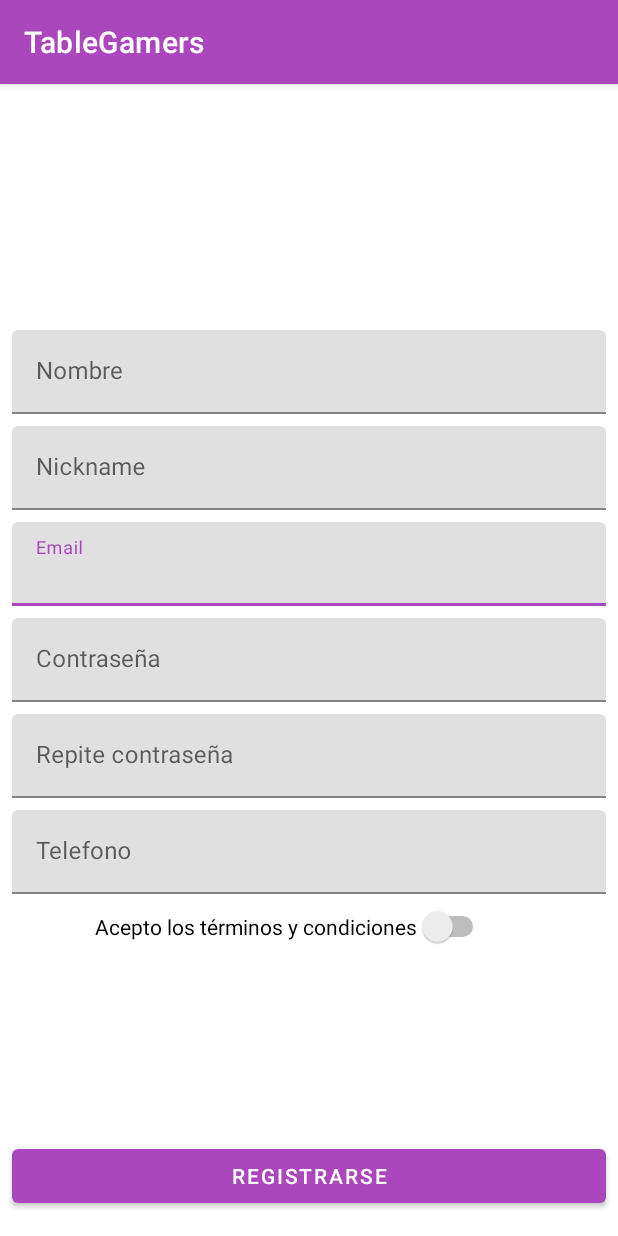
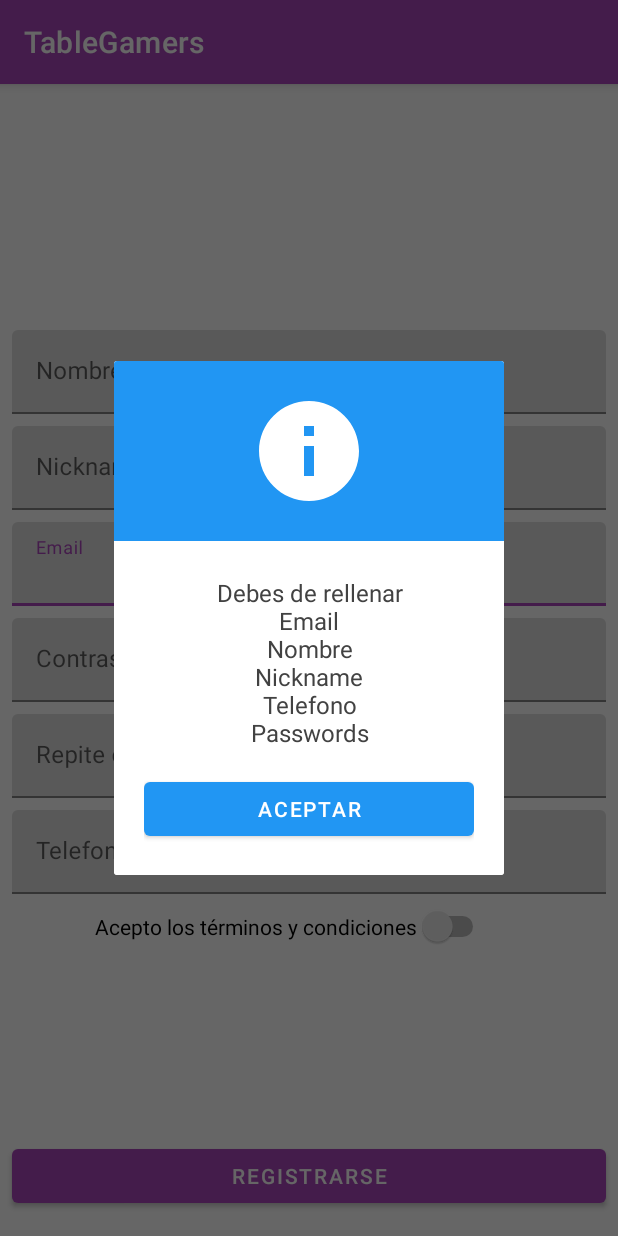
Before and after one commit to alvaroproyectoagenda/TableGamersV2, an Android app: the RegisterActivity screen opened directly, with no data from a screen before it, after a tap on "REGISTRARSE", on a phone screen of 412 x 824 dp. Run offline under Robolectric (Android 15) with nearby library versions, the phone set to English and light mode, and no system bars; our stand-ins replace Firebase (no records; nobody signed in at launch, a user with empty details on screens opened directly), data binding.

Commit message:
#Commit 1.2 #Register & Login
Dialog message, register validation.

```diff
--- a/app/build.gradle
+++ b/app/build.gradle
@@ -45,6 +45,7 @@ dependencies {
     implementation "android.arch.lifecycle:extensions:1.1.1"
     implementation "androidx.fragment:fragment-ktx:1.2.5"
     implementation "androidx.lifecycle:lifecycle-extensions:2.2.0"
+    implementation "androidx.lifecycle:lifecycle-livedata-core:2.2.0"
     implementation "androidx.lifecycle:lifecycle-livedata-ktx:2.2.0"
     implementation "androidx.lifecycle:lifecycle-viewmodel-ktx:2.2.0"
     implementation "androidx.navigation:navigation-fragment-ktx:2.3.2"
@@ -54,7 +55,6 @@ dependencies {
     implementation 'com.google.firebase:firebase-analytics-ktx'
     implementation "com.google.firebase:firebase-firestore:22.0.1"
     implementation "com.google.firebase:firebase-auth:20.0.1"
-
     //Test
     testImplementation 'junit:junit:4.12'
     androidTestImplementation 'androidx.test.ext:junit:1.1.2'
--- a/app/src/main/java/es/amunoz/tablegamers/RegisterActivity.kt
+++ b/app/src/main/java/es/amunoz/tablegamers/RegisterActivity.kt
@@ -4,11 +4,11 @@ import androidx.appcompat.app.AppCompatActivity
 import android.os.Bundle
 import android.widget.Toast
 import androidx.databinding.DataBindingUtil
+import androidx.lifecycle.Observer
 import androidx.lifecycle.ViewModelProvider
 import es.amunoz.tablegamers.databinding.ActivityRegisterBinding
 import es.amunoz.tablegamers.models.User
-import es.amunoz.tablegamers.utils.MethodUtil
-import es.amunoz.tablegamers.utils.StructViewData
+import es.amunoz.tablegamers.utils.*
 import es.amunoz.tablegamers.viewmodels.UserViewModel
 
 class RegisterActivity : AppCompatActivity(), StructViewData {
@@ -36,10 +36,61 @@ class RegisterActivity : AppCompatActivity(), StructViewData {
     override fun initBinding() {
         binding =
             DataBindingUtil.setContentView(this, R.layout.activity_register)
+        binding.btnAdd.setOnClickListener {
+            clickActionRegister()
+        }
+        binding.terms = false
+    }
+
+    /**
+     * Metodo que inserta el objeto en Firestore y Auth
+     */
+    private fun clickActionRegister(){
+        var id = MethodUtil.generateID()
+        val name = binding.tietName.text.toString()
+        val email = binding.tietEmail.text.toString()
+        val nickname = binding.tietNickname.text.toString()
+        val phone = binding.tietPhone.text.toString()
+        val pass = binding.tietPassword.text.toString()
+        val passRepeat = binding.tietRepeatPassword.text.toString()
 
 
-        binding.btnAdd.setOnClickListener {
-            var user = User().apply {
+        val validateField: MutableList<String> = mutableListOf()
+        var validate = true
+        if (!ValidatorUtil.isEmail(email)   ){
+            validateField.add("Email")
+            validate = false
+        }
+        if (ValidatorUtil.isEmpty(name)   ){
+            validateField.add("Nombre")
+            validate = false
+        }
+        if (ValidatorUtil.isEmpty(nickname)   ){
+            validateField.add("Nickname")
+            validate = false
+        }
+        if (!ValidatorUtil.isPhone(phone)   ){
+            validateField.add("Telefono")
+            validate = false
+        }
+        if (!ValidatorUtil.areEqualPassword(pass, passRepeat)   ){
+            validateField.add("Passwords")
+            validate = false
+        }
+
+
+
+        if(!validate){
+            val info = validateField.joinToString("\n")
+            val dialog = MessageDialog(this,TypeMessage.INFO, "Debes de rellenar\n"+info)
+            dialog.setOnClickListenerOKButton(object : OnClickListenerMessageDialog {
+                override fun onClickOKButton() {
+                    validateField.removeAll(validateField)
+                    validate = true
+                }
+            })
+        } else {
+            /* var user = User().apply {
              id = MethodUtil.generateID()
              name = binding.tietName.text.toString()
              email = binding.tietEmail.text.toString()
@@ -47,14 +98,30 @@ class RegisterActivity : AppCompatActivity(), StructViewData {
              phone = binding.tietPhone.text.toString()
 
          }
+         viewModel.add(user)
+         viewModel.isAddUser.observe(this, Observer { isAddUser ->
+             if (isAddUser) {
+                 var dialog = MessageDialog(this,TypeMessage.SUCCESS, "¡Registrado con éxito!")
+                 dialog.setOnClickListenerOKButton(object : OnClickListenerMessageDialog {
+                     override fun onClickOKButton() {
 
-            if (viewModel.add(user)) {
-                Toast.makeText(applicationContext, "Insertado", Toast.LENGTH_SHORT).show()
+                     }
+                 })
+
              } else {
-                Toast.makeText(applicationContext, "No se pudo insertar", Toast.LENGTH_SHORT)
-                    .show()
+                 var dialog = MessageDialog(this,TypeMessage.ERROR, "¡Ups! Ocurrio un error al registrar")
+                 dialog.setOnClickListenerOKButton(object : OnClickListenerMessageDialog {
+                     override fun onClickOKButton() {
+
                      }
+                 })
+             }
+
+
+         })*/
+
+        }
+
 
     }
 }
-}
--- a/app/src/main/java/es/amunoz/tablegamers/utils/Constants.kt
+++ b/app/src/main/java/es/amunoz/tablegamers/utils/Constants.kt
@@ -4,5 +4,6 @@ class Constants {
 
     companion object{
         const val SPLASH_SCREEN_TIME: Long = 3000
+        const val TAG_ERROR: String   = "ERROR"
     }
 }
--- /dev/null
+++ b/app/src/main/java/es/amunoz/tablegamers/utils/MessageDialog.kt
@@ -0,0 +1,112 @@
+package es.amunoz.tablegamers.utils
+
+import android.app.Dialog
+import android.content.Context
+import android.os.Bundle
+import android.util.Log
+import android.view.View
+import android.view.Window
+import android.view.WindowManager
+import android.widget.Button
+import android.widget.ImageView
+import android.widget.LinearLayout
+import android.widget.TextView
+import es.amunoz.tablegamers.R
+
+/**
+ * Objeto Dialogo de mensaje
+ *
+ * Clase que crea un Dialog customizado y captura el evento de click
+ *
+ * @param myContext Recibe el contexto de la activity que lo va a lanzar
+ * @param[type] Enum de tipo de mensaje que indica si será de aviso, alerta, info o error
+ * @param[context] contexto de la aplicación que muestra el mensaje
+ * @param[message] mensaje de text que se mostrará en la alerta
+ * @property dialog Objeto Dialog
+ * @property buttonOK Objeto Button asociado al aceptar
+ * @property listener Objeto del listener que escucha los botones o elementos del dialog
+ *
+ */
+class MessageDialog(private var myContext: Context, var type: TypeMessage, var message: String): View.OnClickListener  {
+
+    private var dialog: Dialog = Dialog(myContext)
+    private lateinit var buttonOK: Button
+    private lateinit var listener: OnClickListenerMessageDialog
+    init {
+        loadDialog()
+    }
+
+    fun dimissDialog(){
+        dialog.dismiss()
+    }
+    fun loadDialog(){
+        //Configuramos el Dialog
+        dialog.requestWindowFeature(Window.FEATURE_NO_TITLE)
+        dialog.setContentView(R.layout.dialog_info)
+        dialog.setCancelable(false)
+        when(type){
+            TypeMessage.ERROR -> {
+                (dialog.findViewById<View>(R.id.iconMessage) as ImageView).setImageResource(R.drawable.ic_error)
+                (dialog.findViewById<View>(R.id.dialogHeader) as LinearLayout).setBackgroundColor(myContext.resources.getColor(
+                    R.color.red_500))
+                (dialog.findViewById<View>(R.id.btnClose) as Button).setBackgroundColor(myContext.resources.getColor(
+                    R.color.red_500))
+            }
+            TypeMessage.WARNING -> {
+                (dialog.findViewById<View>(R.id.iconMessage) as ImageView).setImageResource(R.drawable.ic_warning)
+                (dialog.findViewById<View>(R.id.dialogHeader) as LinearLayout).setBackgroundColor(myContext.resources.getColor(
+                    R.color.amber_700))
+                (dialog.findViewById<View>(R.id.btnClose) as Button).setBackgroundColor(myContext.resources.getColor(
+                    R.color.amber_700))
+            }
+            TypeMessage.INFO -> {
+                (dialog.findViewById<View>(R.id.iconMessage) as ImageView).setImageResource(R.drawable.ic_info)
+                (dialog.findViewById<View>(R.id.dialogHeader) as LinearLayout).setBackgroundColor(myContext.resources.getColor(
+                    R.color.blue_500))
+                (dialog.findViewById<View>(R.id.btnClose) as Button).setBackgroundColor(myContext.resources.getColor(
+                    R.color.blue_500))
+            }
+            TypeMessage.SUCCESS -> {
+                (dialog.findViewById<View>(R.id.iconMessage) as ImageView).setImageResource(R.drawable.ic_success)
+                (dialog.findViewById<View>(R.id.dialogHeader) as LinearLayout).setBackgroundColor(myContext.resources.getColor(
+                    R.color.green_500))
+                (dialog.findViewById<View>(R.id.btnClose) as Button).setBackgroundColor(myContext.resources.getColor(
+                    R.color.green_500))
+            }
+        }
+        //Mostramos el mensaje
+        (dialog.findViewById<View>(R.id.titleMessage) as TextView).text = message
+
+        //Cargamos todos los elementos y mostramos
+        val lp = WindowManager.LayoutParams()
+        lp.copyFrom(dialog.window!!.attributes)
+        lp.width = WindowManager.LayoutParams.WRAP_CONTENT
+        lp.height = WindowManager.LayoutParams.WRAP_CONTENT
+        buttonOK = (dialog.findViewById<View>(R.id.btnClose) as Button)
+        buttonOK.setOnClickListener(this)
+        dialog.show()
+        dialog.window!!.attributes = lp
+    }
+
+    fun setOnClickListenerOKButton(listener: OnClickListenerMessageDialog) {
+        this.listener = listener
+    }
+    override fun onClick(v: View?) {
+        if (v != null) {
+            when (v.id){
+                R.id.btnClose -> {
+                    listener.onClickOKButton()
+                    dimissDialog()
+                }
+            }
+        }
+
+
+    }
+
+
+}
+
+interface OnClickListenerMessageDialog {
+    fun onClickOKButton()
+}
--- a/app/src/main/java/es/amunoz/tablegamers/utils/ValidatorUtil.kt
+++ b/app/src/main/java/es/amunoz/tablegamers/utils/ValidatorUtil.kt
@@ -1,6 +1,7 @@
 package es.amunoz.tablegamers.utils
 
 import android.text.TextUtils
+import android.util.Patterns
 
 class ValidatorUtil {
     companion object {
@@ -8,8 +9,42 @@ class ValidatorUtil {
          * Metodo qu
          * @return String con id generada
          */
-        fun valEmpty(str: String): Boolean{
+        fun isEmpty(str: String): Boolean{
             return TextUtils.isEmpty(str) || str == ""
+        }
+        fun isEmail(str: String): Boolean{
+            return if (!isEmpty(str)){
+                Patterns.EMAIL_ADDRESS.matcher(str).matches();
+            }else{
+                false
+            }
+
+        }
+        fun isPhone(str: String): Boolean{
+            return if (!isEmpty(str)){
+                Patterns.PHONE.matcher(str).matches();
+            }else{
+                false
+            }
+
+        }
+
+        fun isPassoword(str: String): Boolean{
+            return if (!isEmpty(str)){
+                str.length >=6
+            }else{
+                false
+            }
+
+        }
+
+        fun areEqualPassword(str: String, str2: String): Boolean{
+            return if (!isEmpty(str) && (!isEmpty(str2))){
+                str == str2
+            }else{
+                false
+            }
+
         }
     }
 }
--- a/app/src/main/java/es/amunoz/tablegamers/viewmodels/UserViewModel.kt
+++ b/app/src/main/java/es/amunoz/tablegamers/viewmodels/UserViewModel.kt
@@ -1,13 +1,19 @@
 package es.amunoz.tablegamers.viewmodels
 
+import android.util.Log
+import androidx.lifecycle.LiveData
+import androidx.lifecycle.MutableLiveData
 import androidx.lifecycle.ViewModel
 import com.google.firebase.firestore.FirebaseFirestore
 import com.google.firebase.firestore.FirebaseFirestoreSettings
 import es.amunoz.tablegamers.models.User
+import es.amunoz.tablegamers.utils.Constants.Companion.TAG_ERROR
 
 class UserViewModel: ViewModel() {
 
     private var firestore: FirebaseFirestore = FirebaseFirestore.getInstance()
+    val isAddUser: MutableLiveData<Boolean> =  MutableLiveData()
+
 
     init{
         firestore.firestoreSettings = FirebaseFirestoreSettings.Builder().build()
@@ -19,17 +25,19 @@ class UserViewModel: ViewModel() {
      */
     fun add(
         user: User
-    ): Boolean {
+    ) {
 
-        var res: Boolean = false
-        // firestore.collection("users").document(user.id).set(user)
-        firestore.collection("users").document("ase").set(user)
-            .addOnSuccessListener {
-                res = true
-            }
-            .addOnFailureListener {
-                res = false;
-            }
-        return res;
+        var idUser: String? = user.id
+
+        if(idUser != null){
+            firestore.collection("users").document(idUser).set(user)
+                .addOnSuccessListener {
+                    isAddUser.value = true
+                }
+                .addOnFailureListener {
+                    isAddUser.value = false
+                }
+        }
+
     }
 }
--- a/app/src/main/res/layout/activity_register.xml
+++ b/app/src/main/res/layout/activity_register.xml
@@ -11,6 +11,7 @@
         <variable  name="email" type="String" />
         <variable  name="nickname" type="String" />
         <variable  name="phone" type="String" />
+        <variable  name="terms" type="Boolean" />
     </data>
 
     <androidx.constraintlayout.widget.ConstraintLayout
@@ -102,17 +103,19 @@
             android:layout_marginEnd="8dp"
             android:layout_marginBottom="16dp"
             android:text="@string/log_register"
+            android:enabled="@{terms}"
             app:layout_constraintBottom_toBottomOf="parent"
             app:layout_constraintEnd_toEndOf="parent"
             app:layout_constraintStart_toStartOf="parent" />
 
         <Switch
-            android:id="@+id/switch1"
+            android:id="@+id/sw_terms_condition"
             android:layout_width="wrap_content"
             android:layout_height="wrap_content"
             android:layout_marginStart="8dp"
             android:layout_marginTop="8dp"
             android:layout_marginEnd="8dp"
+            android:checked="@={terms}"
             android:text="@string/reg_term_cond"
             app:layout_constraintEnd_toEndOf="parent"
             app:layout_constraintHorizontal_bias="0.417"
```
Also changed, not shown: app/src/main/java/es/amunoz/tablegamers/LoginActivity.kt (+17 -3 lines), app/src/main/java/es/amunoz/tablegamers/utils/MethodUtil.kt (+0 -52 lines). Lines whose indentation alone changed are shown as unchanged.
